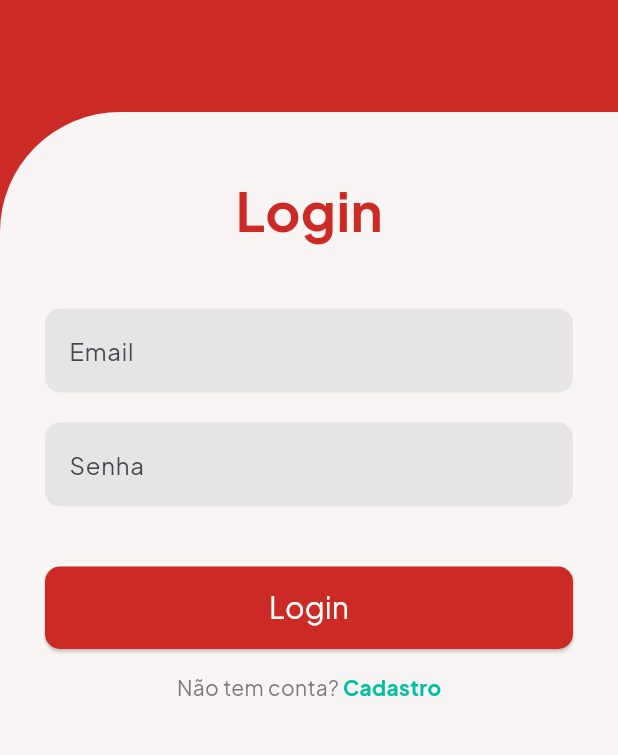
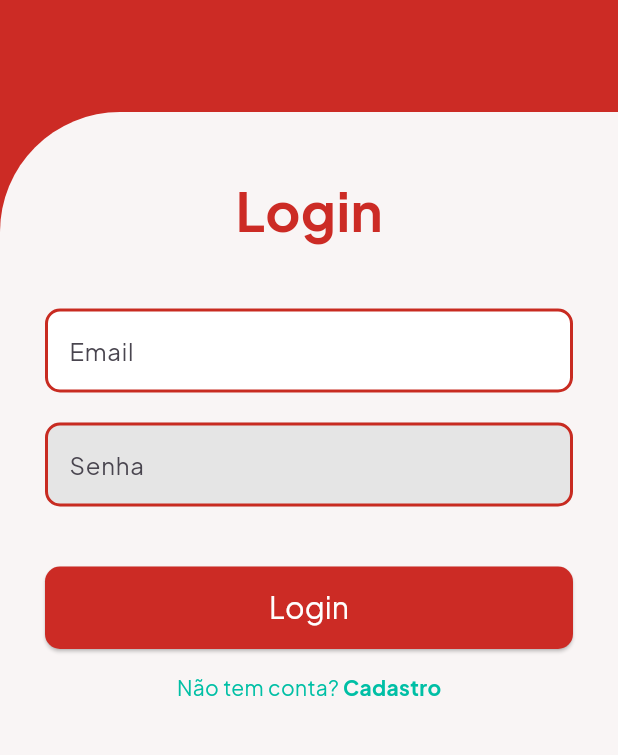
Before and after one commit to brn-l1rou/PulsoFirme, a Flutter app: the screen it shows after launch, on a phone screen of 412 x 824 dp, the part 338-1093 px from its top. Run offline on Flutter 3.47's test engine with Material 3 defaults, Android fonts, the phone set to English and light mode, and no system bars.

Commit message:
fix: alterando parte do design da login_screen

```diff
--- a/lib/main.dart
+++ b/lib/main.dart
@@ -16,7 +16,7 @@ class MeuApp extends StatelessWidget {
       theme: ThemeData(
         fontFamily: 'PlusJakartaSans', // Define a fonte padrão do app
       ),
-      home: const TelaDeLogin(), // Chama a tela que criamos abaixo
+      home: const TelaDeLogin(), // Chama a tela que criamos
     );
   }
 }
--- a/lib/screens/login_screen.dart
+++ b/lib/screens/login_screen.dart
@@ -21,6 +21,7 @@ class TelaDeLogin extends StatelessWidget {
                 child: Container(
                   width: 150,
                   height: 150,
+
                   decoration: BoxDecoration(
                     color: Colors.white,
                     borderRadius: BorderRadius.circular(35),
@@ -68,14 +69,24 @@ class TelaDeLogin extends StatelessWidget {
               padding: const EdgeInsets.symmetric(horizontal: 30),
               child: TextField(
                 decoration: InputDecoration(
-                  hintText: 'Email', // O texto que fica apagadinho
+                  hintText: 'Email', // O texto que fica de hint
                   filled: true,
-                  fillColor: const Color(0xFFE5E5E5), // Fundo cinza claro
+                  fillColor: const Color(0xFFFFFFFF), // Fundo branco
                   // Tira a linha de baixo padrão do Android e arredonda as bordas
-                  border: OutlineInputBorder(
+                  enabledBorder: OutlineInputBorder(
                     borderRadius: BorderRadius.circular(10),
-                    borderSide: BorderSide.none,
+                    borderSide: const BorderSide(
+                      color: Color(0xFFC82B21), //borda colorida
+                      width: 2,
+                    ),
                   ),
+                  focusedBorder: OutlineInputBorder(
+                    borderRadius: BorderRadius.circular(10),
+                    borderSide: const BorderSide(
+                      color: Color(0xFFC82B21),
+                      width: 2,
+                    )
+                  )
                 ),
               ),
             ),
@@ -91,10 +102,20 @@ class TelaDeLogin extends StatelessWidget {
                   hintText: 'Senha',
                   filled: true,
                   fillColor: const Color(0xFFE5E5E5),
-                  border: OutlineInputBorder(
+                  enabledBorder: OutlineInputBorder(
                     borderRadius: BorderRadius.circular(10),
-                    borderSide: BorderSide.none,
+                    borderSide: const BorderSide(
+                      color: Color(0xFFC82B21), //borda colorida
+                      width: 2,
+                    ),
                   ),
+                  focusedBorder: OutlineInputBorder(
+                    borderRadius: BorderRadius.circular(10),
+                    borderSide: const BorderSide(
+                      color: Color(0xFFC82B21),
+                      width: 2,
+                    )
+                  )
                 ),
               ),
             ),
@@ -138,7 +159,7 @@ class TelaDeLogin extends StatelessWidget {
               children: [
                 const Text(
                   'Não tem conta? ',
-                  style: TextStyle(color: Color(0xFF7A7A7A)), // Cinza
+                  style: TextStyle(color: Color(0xFF00BFA5)),
                 ),
                 GestureDetector( // Faz o texto ser clicável
                   onTap: () {
@@ -147,7 +168,7 @@ class TelaDeLogin extends StatelessWidget {
                   child: const Text(
                     'Cadastro',
                     style: TextStyle(
-                      color: Color(0xFF00BFA5), // O verde do seu design
+                      color: Color(0xFF00BFA5),
                       fontWeight: FontWeight.bold,
                     ),
                   ),
```
